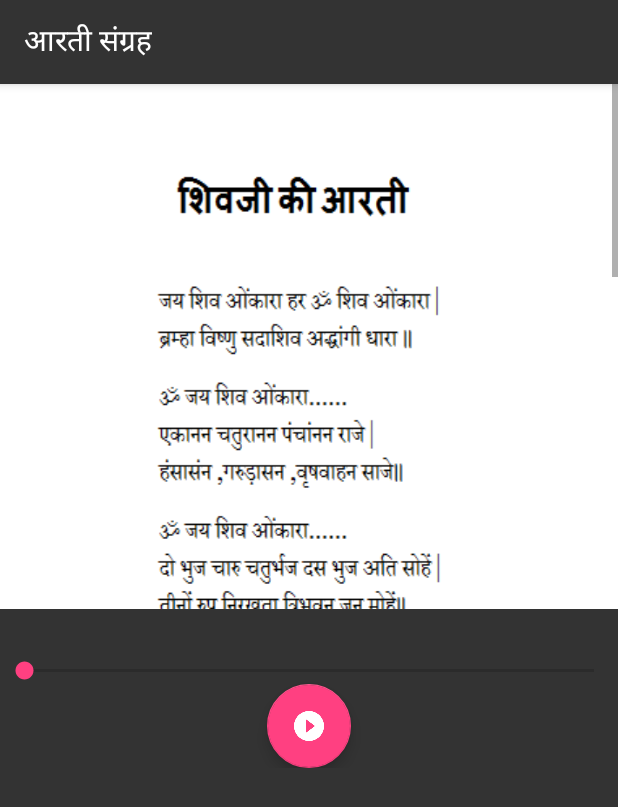
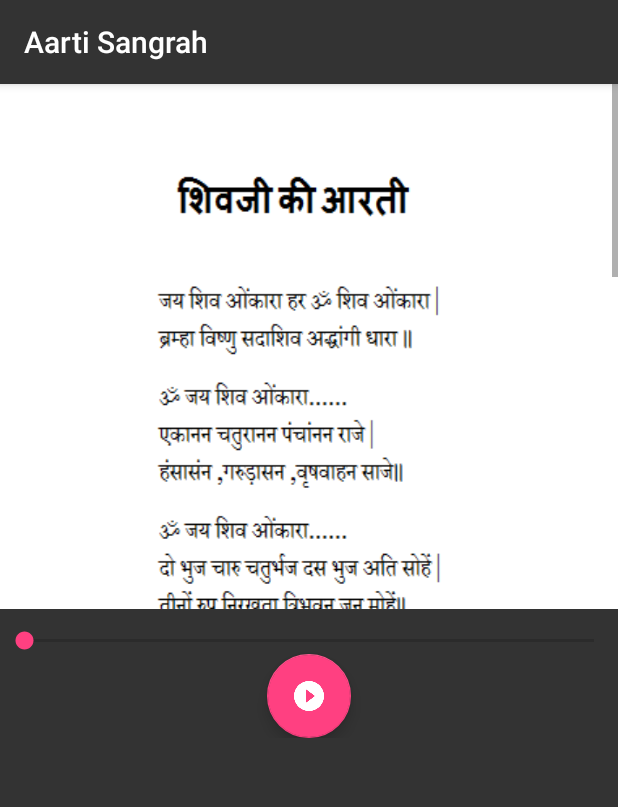
Before and after one commit to hmp-github/Aarti, an Android app: the screen it shows after launch (Second_Activity), after a tap on "शिव जी की आरती", on a phone screen of 412 x 824 dp. Shown: the top 807 px of the screen. Run offline under Robolectric (Android 15) with nearby library versions, the phone set to English and light mode, and no system bars; our stand-ins replace AdMob; 1 other tap on this screen came first.

Commit message:
------------------Note---------------------- (1) Name updated (2) Add fix

```diff
--- a/src/main/AndroidManifest.xml
+++ b/src/main/AndroidManifest.xml
@@ -6,6 +6,8 @@
     <uses-permission android:name="android.permission.ACCESS_NETWORK_STATE" />
     <uses-permission android:name="android.permission.WAKE_LOCK" />
     <uses-permission android:name="android.permission.READ_PHONE_STATE" />
+
+
 
     <application
         android:allowBackup="true"
--- a/src/main/res/layout/activity_second_.xml
+++ b/src/main/res/layout/activity_second_.xml
@@ -44,7 +44,7 @@
             android:layout_centerHorizontal="true" />
         <SeekBar
             android:id="@+id/seekbar1"
-            android:paddingTop="20dp"
+            android:paddingTop="0dp"
             android:layout_width="match_parent"
             android:layout_height="wrap_content"
             android:layout_marginTop="12dp"
@@ -53,21 +53,16 @@
             android:layout_alignParentStart="true" />
     </RelativeLayout>
 
-    <RelativeLayout
-        android:layout_width="match_parent"
-        android:layout_height="wrap_content"
-        android:layout_below="@+id/arti_text1_layout2">
 
-        <com.google.android.gms.ads.AdView
+    <com.google.android.gms.ads.AdView
             android:id="@+id/adView"
-            android:layout_width="match_parent"
-            android:layout_height="match_parent"
+            android:layout_width="wrap_content"
+            android:layout_height="wrap_content"
             android:layout_centerHorizontal="true"
             android:layout_alignParentBottom="true"
             ads:adSize="BANNER"
             ads:adUnitId="@string/banner_ad_unit_id">
         </com.google.android.gms.ads.AdView>
 
-    </RelativeLayout>
 
 </RelativeLayout>
--- a/src/main/res/values/strings.xml
+++ b/src/main/res/values/strings.xml
@@ -1,5 +1,5 @@
 <resources>
-    <string name="app_name">आरती संग्रह</string>
+    <string name="app_name">Aarti Sangrah</string>
     <string name="banner_ad_unit_id"> ca-app-pub-6027226674629801/4920718777</string>
     <string name="interstitial_full_screen"> ca-app-pub-6027226674629801/3360783572</string>
     <string name="Share">Share</string>
```
Also changed, not shown: src/main/res/layout/activity_main.xml (+4 -12 lines), 1 other file.
